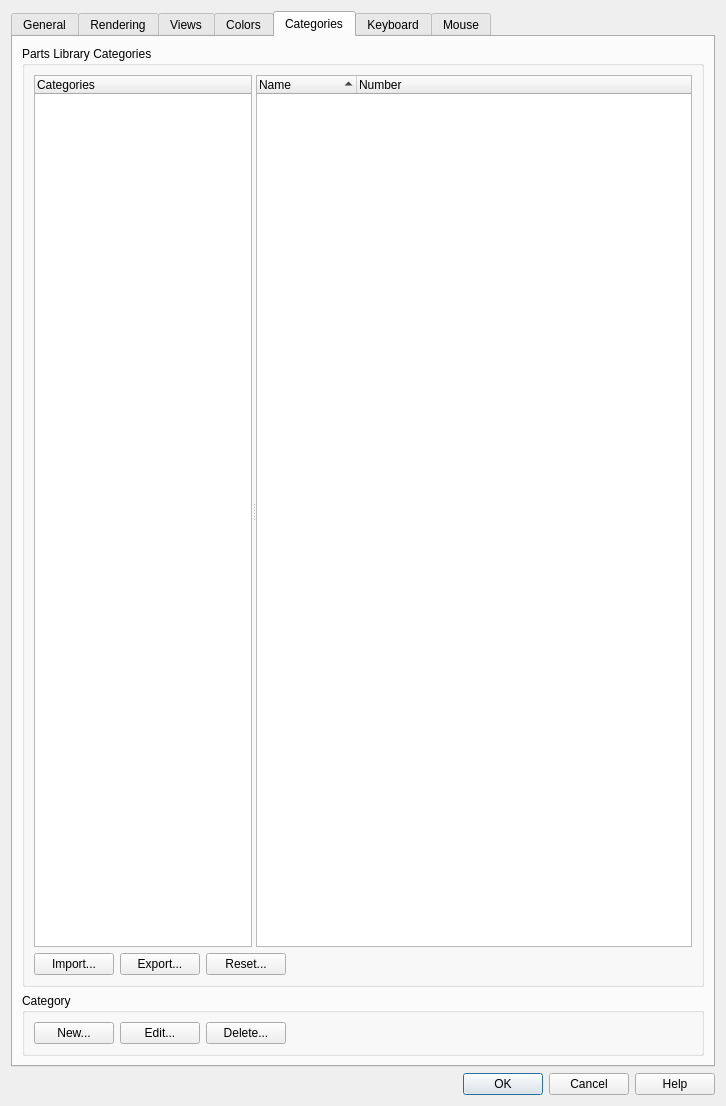
This is source/interface/dialogs/sw_dialog_preferences.ui in nathaneltitane/studworks as Qt 5 draws it before an edit. The edited form follows.
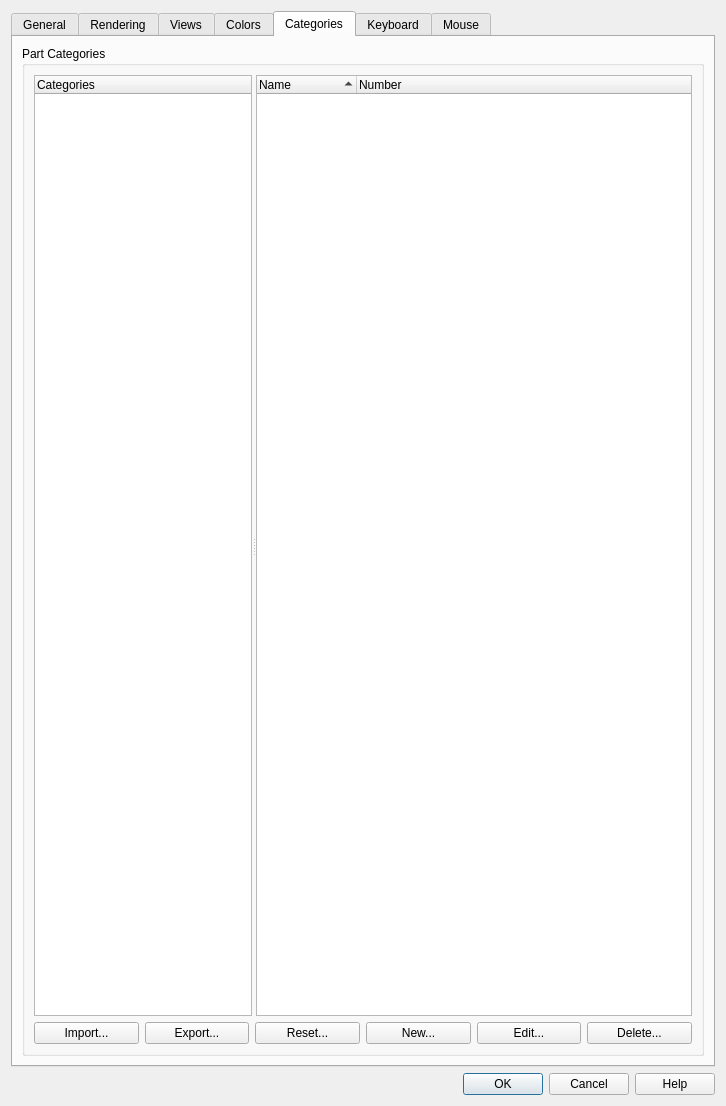
This is the edited form. The open tabs and pages were chosen to show the change.

What changed in the file:
```diff
--- a/source/interface/dialogs/sw_dialog_preferences.ui
+++ b/source/interface/dialogs/sw_dialog_preferences.ui
@@ -2644,7 +2644,7 @@
        <item>
         <widget class="QGroupBox" name="groupBox_3">
          <property name="title">
-          <string>Parts Library Categories</string>
+          <string>Part Categories</string>
          </property>
          <layout class="QVBoxLayout" name="verticalLayout_7">
           <item>
@@ -2743,6 +2743,12 @@
            <layout class="QHBoxLayout" name="horizontalLayout">
             <item>
              <widget class="QPushButton" name="importCategories">
+              <property name="sizePolicy">
+               <sizepolicy hsizetype="Expanding" vsizetype="Fixed">
+                <horstretch>1</horstretch>
+                <verstretch>0</verstretch>
+               </sizepolicy>
+              </property>
               <property name="toolTip">
                <string>Replace the category list with categories from a text file.</string>
               </property>
@@ -2753,6 +2759,12 @@
             </item>
             <item>
              <widget class="QPushButton" name="exportCategories">
+              <property name="sizePolicy">
+               <sizepolicy hsizetype="Expanding" vsizetype="Fixed">
+                <horstretch>1</horstretch>
+                <verstretch>0</verstretch>
+               </sizepolicy>
+              </property>
               <property name="toolTip">
                <string>Save the current category list to a text file immediately.</string>
               </property>
@@ -2763,6 +2775,12 @@
             </item>
             <item>
              <widget class="QPushButton" name="resetCategories">
+              <property name="sizePolicy">
+               <sizepolicy hsizetype="Expanding" vsizetype="Fixed">
+                <horstretch>1</horstretch>
+                <verstretch>0</verstretch>
+               </sizepolicy>
+              </property>
               <property name="toolTip">
                <string>Restore the default category list after confirmation.</string>
               </property>
@@ -2772,75 +2790,58 @@
              </widget>
             </item>
             <item>
-             <spacer name="horizontalSpacer_4">
-              <property name="orientation">
-               <enum>Qt::Orientation::Horizontal</enum>
+             <widget class="QPushButton" name="newCategory">
+              <property name="sizePolicy">
+               <sizepolicy hsizetype="Expanding" vsizetype="Fixed">
+                <horstretch>1</horstretch>
+                <verstretch>0</verstretch>
+               </sizepolicy>
               </property>
-              <property name="sizeHint" stdset="0">
-               <size>
-                <width>40</width>
-                <height>20</height>
-               </size>
+              <property name="toolTip">
+               <string>Create a category with a name and a keyword expression.</string>
               </property>
-             </spacer>
+              <property name="text">
+               <string>New...</string>
+              </property>
+             </widget>
+            </item>
+            <item>
+             <widget class="QPushButton" name="editCategory">
+              <property name="sizePolicy">
+               <sizepolicy hsizetype="Expanding" vsizetype="Fixed">
+                <horstretch>1</horstretch>
+                <verstretch>0</verstretch>
+               </sizepolicy>
+              </property>
+              <property name="toolTip">
+               <string>Edit the selected category name and keyword expression.</string>
+              </property>
+              <property name="text">
+               <string>Edit...</string>
+              </property>
+             </widget>
+            </item>
+            <item>
+             <widget class="QPushButton" name="deleteCategory">
+              <property name="sizePolicy">
+               <sizepolicy hsizetype="Expanding" vsizetype="Fixed">
+                <horstretch>1</horstretch>
+                <verstretch>0</verstretch>
+               </sizepolicy>
+              </property>
+              <property name="toolTip">
+               <string>Remove the selected category after confirmation.</string>
+              </property>
+              <property name="text">
+               <string>Delete...</string>
+              </property>
+             </widget>
             </item>
            </layout>
           </item>
          </layout>
         </widget>
        </item>
-       <item>
-        <widget class="QGroupBox" name="groupBox_2">
-         <property name="title">
-          <string>Category</string>
-         </property>
-         <layout class="QHBoxLayout" name="horizontalLayout_7">
-          <item>
-           <widget class="QPushButton" name="newCategory">
-            <property name="toolTip">
-             <string>Create a category with a name and a keyword expression.</string>
-            </property>
-            <property name="text">
-             <string>New...</string>
-            </property>
-           </widget>
-          </item>
-          <item>
-           <widget class="QPushButton" name="editCategory">
-            <property name="toolTip">
-             <string>Edit the selected category name and keyword expression.</string>
-            </property>
-            <property name="text">
-             <string>Edit...</string>
-            </property>
-           </widget>
-          </item>
-          <item>
-           <widget class="QPushButton" name="deleteCategory">
-            <property name="toolTip">
-             <string>Remove the selected category after confirmation.</string>
-            </property>
-            <property name="text">
-             <string>Delete...</string>
-            </property>
-           </widget>
-          </item>
-          <item>
-           <spacer name="horizontalSpacer">
-            <property name="orientation">
-             <enum>Qt::Orientation::Horizontal</enum>
-            </property>
-            <property name="sizeHint" stdset="0">
-             <size>
-              <width>40</width>
-              <height>20</height>
-             </size>
-            </property>
-           </spacer>
-          </item>
-         </layout>
-        </widget>
-       </item>
       </layout>
      </widget>
      <widget class="QWidget" name="tabKeyboard">
```
Left out of the diff: 380 changed lines with no effect on the pictures.
